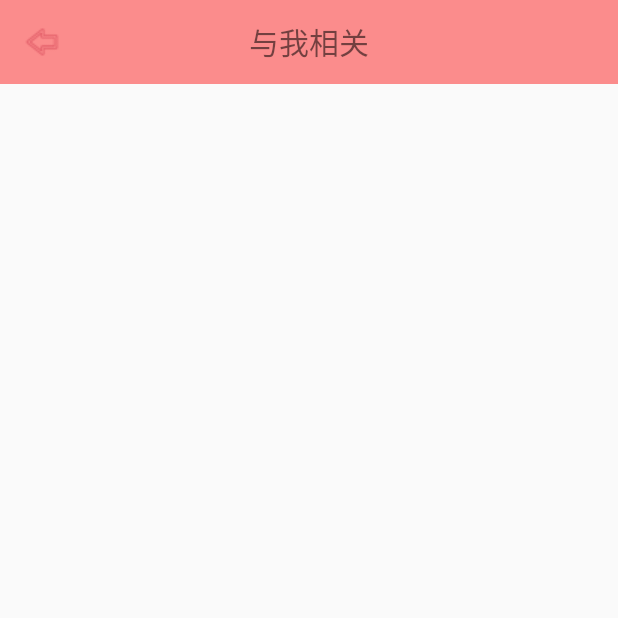
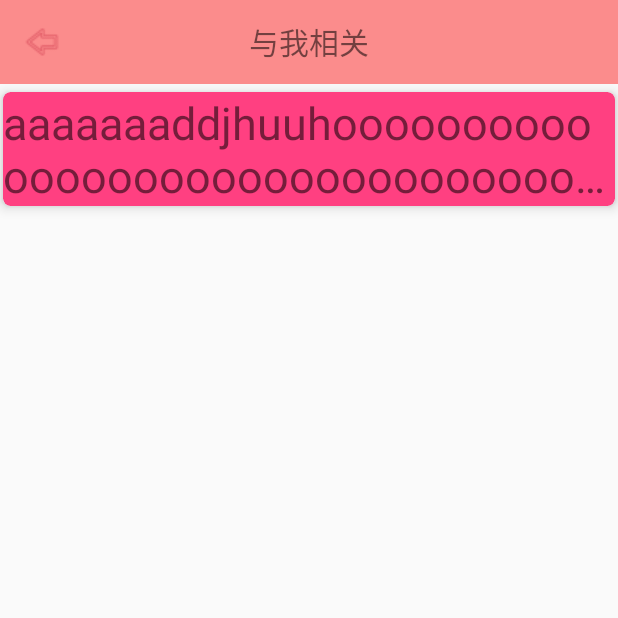
Before and after one commit to chenxuanhe77/Heart, an Android app: the XiangGuanActivity screen opened directly, with no data from a screen before it, on a phone screen of 412 x 824 dp, the top half of it. Run offline under Robolectric (Android 15) with nearby library versions, the phone set to English and light mode, and no system bars; our stand-ins replace CircleImageView.

Commit message:
完成与我相关item适配，及文字过长问题，没有后台很多写不了

```diff
--- a/app/src/main/java/com/example/chenxuanhe/heart/Adapter/ReplyRecyclerAdapter.java
+++ b/app/src/main/java/com/example/chenxuanhe/heart/Adapter/ReplyRecyclerAdapter.java
@@ -35,7 +35,7 @@ public class ReplyRecyclerAdapter extends RecyclerView.Adapter<ReplyRecyclerAdap
     @Override
     public void onBindViewHolder(ReplyViewHolder holder, int position) {
         ReplyUtil replyUtil = replyUtilsList.get(position);
-        holder.reply_message.setText(replyUtil.getReplymessage());
+        holder.reply_message.setText(": "+replyUtil.getReplymessage());
     }
 
     @Override
--- /dev/null
+++ b/app/src/main/java/com/example/chenxuanhe/heart/Adapter/XiangGuanAdapter.java
@@ -0,0 +1,79 @@
+package com.example.chenxuanhe.heart.Adapter;
+
+import android.content.Context;
+import android.support.v7.widget.CardView;
+import android.support.v7.widget.RecyclerView;
+import android.text.TextUtils;
+import android.view.LayoutInflater;
+import android.view.View;
+import android.view.ViewGroup;
+import android.widget.TextView;
+
+import com.example.chenxuanhe.heart.R;
+import com.example.chenxuanhe.heart.Util.XiangGuanUtil;
+
+import java.util.List;
+
+/**
+ * Created by ChenXuanHe on 2016/12/19.
+ */
+
+public class XiangGuanAdapter extends RecyclerView.Adapter<XiangGuanAdapter.XGHolder> {
+
+    private Context context;
+    private List<XiangGuanUtil> xiangGuanUtils;
+    public Boolean flag = true;
+
+    public XiangGuanAdapter(Context context, List<XiangGuanUtil> xiangUtils) {
+        this.context = context;
+        this.xiangGuanUtils = xiangUtils;
+    }
+
+    @Override
+    public XGHolder onCreateViewHolder(ViewGroup parent, int viewType) {
+        View view = LayoutInflater.from(context).inflate(R.layout.item_xiangguan, parent, false);
+        return new XGHolder(view);
+    }
+
+    @Override
+    public void onBindViewHolder(final XiangGuanAdapter.XGHolder holder, int position) {
+
+        XiangGuanUtil xiangGuanUtil = xiangGuanUtils.get(position);
+        // xiangGuanUtils.add(xiangGuanUtil);
+        holder.xiangguan_message.setText(xiangGuanUtil.getXiangguan_message());
+
+        holder.cardView.setOnClickListener(new View.OnClickListener() {
+            @Override
+            public void onClick(View view) {
+                if(flag){
+                    flag=false;
+                    holder.xiangguan_message.setEllipsize(null);
+                    holder.xiangguan_message.setSingleLine(flag);
+                }else {
+                    flag = true;
+                    holder.xiangguan_message.setEllipsize(TextUtils.TruncateAt.END);
+                    holder.xiangguan_message.setSingleLine(flag);
+                    holder.xiangguan_message.setLines(2);
+                }
+            }
+        });
+    }
+
+    @Override
+    public int getItemCount() {
+        return xiangGuanUtils == null ? 0 : xiangGuanUtils.size();
+    }
+
+
+    public class XGHolder extends RecyclerView.ViewHolder {
+
+        public TextView xiangguan_message;
+        public CardView cardView;
+
+        public XGHolder(View v) {
+            super(v);
+            xiangguan_message = (TextView) v.findViewById(R.id.xiangguan_message);
+            cardView = (CardView) v.findViewById(R.id.xiangguan_card_view);
+        }
+    }
+}
--- a/app/src/main/java/com/example/chenxuanhe/heart/MyView/XiangGuanActivity.java
+++ b/app/src/main/java/com/example/chenxuanhe/heart/MyView/XiangGuanActivity.java
@@ -1,12 +1,20 @@
 package com.example.chenxuanhe.heart.MyView;
 
 import android.os.Bundle;
+import android.support.v4.widget.SwipeRefreshLayout;
 import android.support.v7.app.AppCompatActivity;
+import android.support.v7.widget.LinearLayoutManager;
+import android.support.v7.widget.RecyclerView;
 import android.support.v7.widget.Toolbar;
 import android.view.View;
 import android.widget.TextView;
 
+import com.example.chenxuanhe.heart.Adapter.XiangGuanAdapter;
 import com.example.chenxuanhe.heart.R;
+import com.example.chenxuanhe.heart.Util.XiangGuanUtil;
+
+import java.util.ArrayList;
+import java.util.List;
 
 /**
  * Created by chenxuanhe on 2016/11/2.
@@ -17,12 +25,43 @@ public class XiangGuanActivity extends AppCompatActivity {
     private Toolbar toolbar;
     private TextView center_title;
 
+    private RecyclerView recyclerView;
+    private SwipeRefreshLayout swipeRefreshLayout;
+    private List<XiangGuanUtil> xiangGuanList = new ArrayList<>();
+    private XiangGuanAdapter xiangGuanAdapter;
+
+
 
     @Override
     protected void onCreate(Bundle savedInstanceState) {
         super.onCreate(savedInstanceState);
         setContentView(R.layout.my_xiangguan);
         setTitle();
+
+        init();
+
+        xiangGuanList.add(new XiangGuanUtil("aaaaaaaddjhuuhoooooooooooooooooooooooooooooooooooooooo1111111111111111111111115415444"));
+
+    }
+
+    public void init(){
+        swipeRefreshLayout = (SwipeRefreshLayout) findViewById(R.id.my_xiangguan_swip);
+        recyclerView = (RecyclerView) findViewById(R.id.my_xiangguan_recycler);
+        recyclerView.setLayoutManager(new LinearLayoutManager(this));
+        recyclerView.setHasFixedSize(true);
+        xiangGuanAdapter = new XiangGuanAdapter(this,xiangGuanList);
+        recyclerView.setAdapter(xiangGuanAdapter);
+
+
+
+        swipeRefreshLayout.setOnRefreshListener(new SwipeRefreshLayout.OnRefreshListener(
+
+        ) {
+            @Override
+            public void onRefresh() {
+                swipeRefreshLayout.setRefreshing(false);
+            }
+        });
     }
 
     public void setTitle(){
--- /dev/null
+++ b/app/src/main/java/com/example/chenxuanhe/heart/Util/XiangGuanUtil.java
@@ -0,0 +1,26 @@
+package com.example.chenxuanhe.heart.Util;
+
+/**
+ * Created by ChenXuanHe on 2016/12/19.
+ */
+
+public class XiangGuanUtil {
+
+    private String xiangguan_message;
+
+
+
+    public String getXiangguan_message() {
+        return xiangguan_message;
+    }
+
+    public void setXiangguan_message(String xiangguan_message) {
+        this.xiangguan_message = xiangguan_message;
+    }
+
+    public XiangGuanUtil(String aaa) {
+        this.xiangguan_message = aaa;
+    }
+
+
+}
--- /dev/null
+++ b/app/src/main/res/layout/item_xiangguan.xml
@@ -0,0 +1,32 @@
+<android.support.v7.widget.CardView
+    xmlns:android="http://schemas.android.com/apk/res/android"
+    xmlns:app="http://schemas.android.com/apk/res-auto"
+    android:id="@+id/xiangguan_card_view"
+    android:layout_width="match_parent"
+    android:layout_height="wrap_content"
+    android:layout_marginTop="5dp"
+    android:layout_marginLeft="2dp"
+    android:layout_marginRight="2dp"
+    android:clickable="true"
+    android:foreground="?android:attr/selectableItemBackground"
+    app:cardBackgroundColor="#FF4081"
+    app:cardCornerRadius="5dp"
+    app:cardElevation="5dp">
+
+    <LinearLayout
+        android:layout_width="match_parent"
+        android:layout_height="wrap_content">
+
+        <TextView
+            android:ellipsize="end"
+            android:id="@+id/xiangguan_message"
+            android:lines="2"
+            android:gravity="center_vertical"
+            android:textSize="30sp"
+            android:text="adadaadaddaaad"
+            android:layout_width="match_parent"
+            android:layout_height="wrap_content" />
+
+    </LinearLayout>
+
+</android.support.v7.widget.CardView>
--- a/app/src/main/res/layout/my_xiangguan.xml
+++ b/app/src/main/res/layout/my_xiangguan.xml
@@ -23,4 +23,18 @@
             android:textSize="20dp" />
     </android.support.v7.widget.Toolbar>
 
+    <android.support.v4.widget.SwipeRefreshLayout
+        android:id="@+id/my_xiangguan_swip"
+        android:layout_width="match_parent"
+        android:layout_height="match_parent">
+
+
+        <android.support.v7.widget.RecyclerView
+            android:id="@+id/my_xiangguan_recycler"
+            android:layout_width="match_parent"
+            android:layout_height="match_parent" />
+
+    </android.support.v4.widget.SwipeRefreshLayout>
+
+
 </LinearLayout>
```
